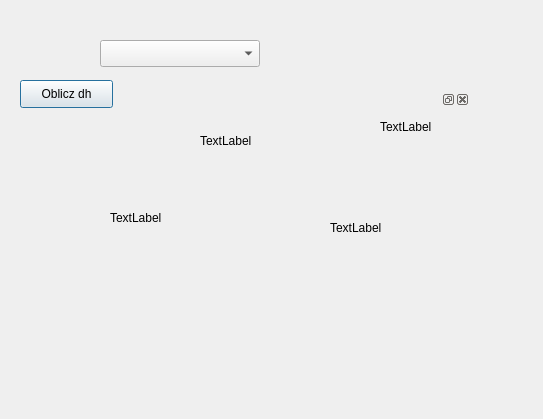
Old version of the form szybka_wtyczka_dialog_base.ui in the repository Michalisnot/szybka_wtyczka.
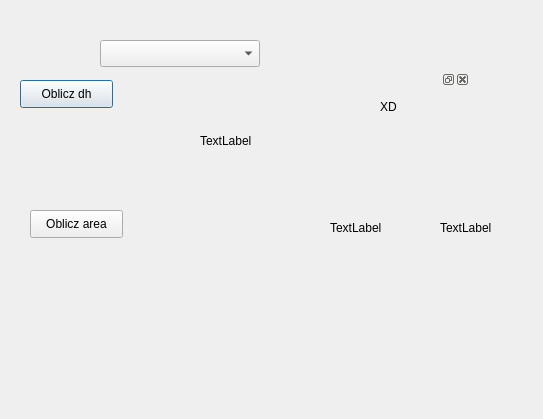
New version of the form. Custom widgets are drawn as their Qt base class.

Commit message: Naprawienie działania calculate_area

Patch:
```diff
--- a/szybka_wtyczka_dialog_base.ui
+++ b/szybka_wtyczka_dialog_base.ui
@@ -53,7 +53,7 @@
    <property name="geometry">
     <rect>
      <x>350</x>
-     <y>90</y>
+     <y>70</y>
      <width>120</width>
      <height>80</height>
     </rect>
@@ -69,7 +69,7 @@
       </rect>
      </property>
      <property name="text">
-      <string>TextLabel</string>
+      <string>XD</string>
      </property>
     </widget>
    </widget>
@@ -77,8 +77,8 @@
   <widget class="QLabel" name="label_2">
    <property name="geometry">
     <rect>
-     <x>110</x>
-     <y>210</y>
+     <x>440</x>
+     <y>220</y>
      <width>55</width>
      <height>16</height>
     </rect>
@@ -100,6 +100,19 @@
     <string>TextLabel</string>
    </property>
   </widget>
+  <widget class="QPushButton" name="pushButton_calc_area">
+   <property name="geometry">
+    <rect>
+     <x>30</x>
+     <y>210</y>
+     <width>93</width>
+     <height>28</height>
+    </rect>
+   </property>
+   <property name="text">
+    <string>Oblicz area</string>
+   </property>
+  </widget>
  </widget>
  <customwidgets>
   <customwidget>
```
The commit also changes 2 other files.
